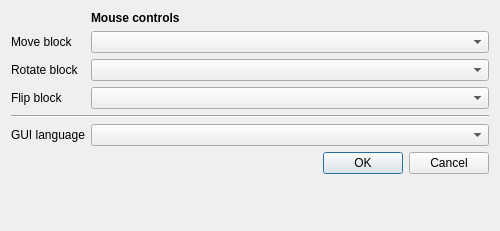
Before: the Qt Designer form CSettings.ui in ElTh0r0/iqpuzzle, drawn with Qt 5.
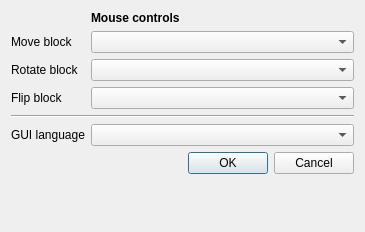
After: the same form once the commit is applied.

```diff
--- a/CSettings.ui
+++ b/CSettings.ui
@@ -6,10 +6,16 @@
    <rect>
     <x>0</x>
     <y>0</y>
-    <width>500</width>
-    <height>231</height>
+    <width>365</width>
+    <height>232</height>
    </rect>
   </property>
+  <property name="sizePolicy">
+   <sizepolicy hsizetype="Expanding" vsizetype="Expanding">
+    <horstretch>0</horstretch>
+    <verstretch>0</verstretch>
+   </sizepolicy>
+  </property>
   <property name="windowTitle">
    <string>Preferences</string>
   </property>
```
